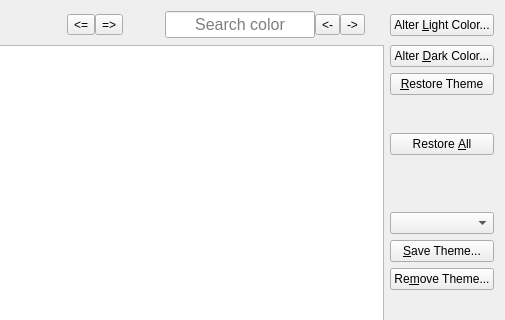
Qt form src/frontends/qt/ui/PrefColorsUi.ui (kojiOnHill/lyx) before a commit; both pictures show x 81 to 586 and y 0 to 320 of the 586 by 439 pixel window.
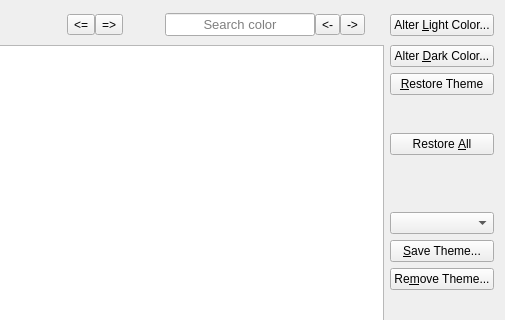
The same form after that commit. Icons and pictures are not drawn. Custom widgets are drawn as their Qt base class.

Commit message: * PrefColorsUi - uniform font size with the rest of ui.

Diff of the .ui file:
```diff
--- a/src/frontends/qt/ui/PrefColorsUi.ui
+++ b/src/frontends/qt/ui/PrefColorsUi.ui
@@ -205,7 +205,7 @@
          </property>
          <property name="font">
           <font>
-           <pointsize>12</pointsize>
+           <pointsize>10</pointsize>
           </font>
          </property>
          <property name="toolTip">
```
